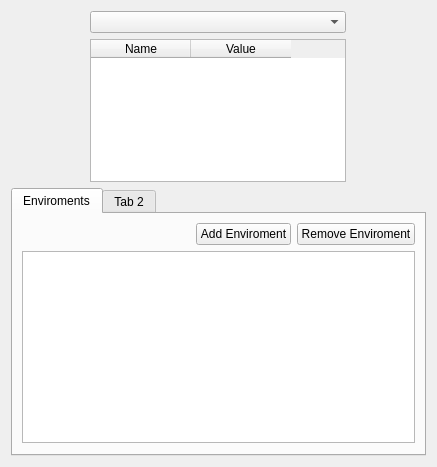
Above: yatel/gui/uis/ExplorerFrame.ui from leliel12/yatel before the change. Below: the same form after it.
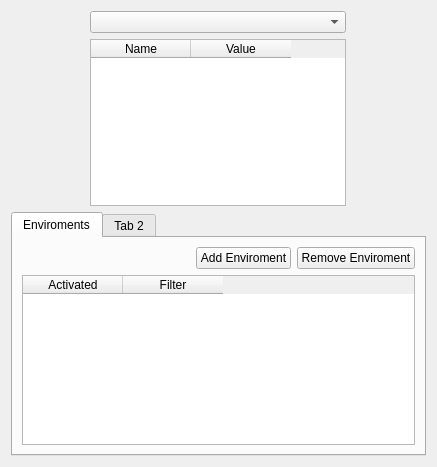
That is the form after the change.

Diff of the .ui file:
```diff
--- a/yatel/gui/uis/ExplorerFrame.ui
+++ b/yatel/gui/uis/ExplorerFrame.ui
@@ -73,7 +73,7 @@
    <item>
     <widget class="QTabWidget" name="tabWidget">
      <property name="sizePolicy">
-      <sizepolicy hsizetype="Expanding" vsizetype="Minimum">
+      <sizepolicy hsizetype="Expanding" vsizetype="Expanding">
        <horstretch>0</horstretch>
        <verstretch>0</verstretch>
       </sizepolicy>
@@ -118,13 +118,23 @@
         </layout>
        </item>
        <item>
-        <widget class="QListWidget" name="listWidget">
-         <property name="sizePolicy">
-          <sizepolicy hsizetype="Expanding" vsizetype="Fixed">
-           <horstretch>0</horstretch>
-           <verstretch>0</verstretch>
-          </sizepolicy>
+        <widget class="QTableWidget" name="enviromentsTableWidget">
+         <property name="showGrid">
+          <bool>false</bool>
          </property>
+         <column>
+          <property name="text">
+           <string>Activated</string>
+          </property>
+          <property name="textAlignment">
+           <set>AlignHCenter|AlignVCenter|AlignCenter</set>
+          </property>
+         </column>
+         <column>
+          <property name="text">
+           <string>Filter</string>
+          </property>
+         </column>
         </widget>
        </item>
       </layout>
```
